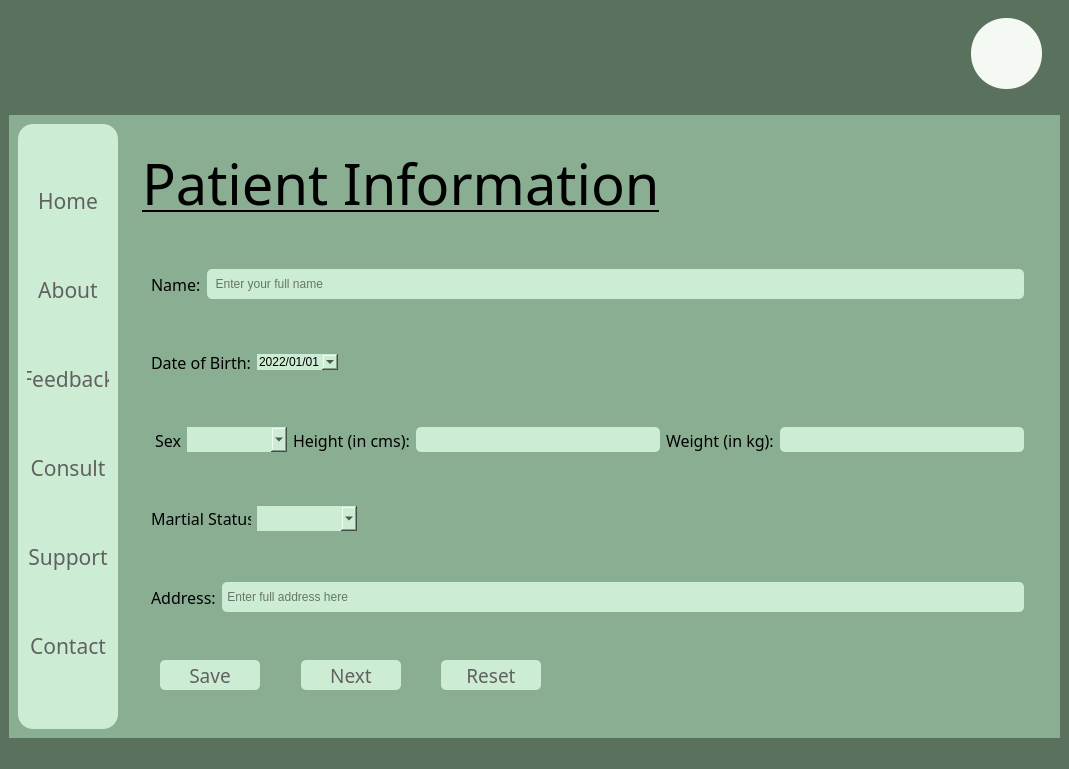
Before: the Qt Designer form Patient_info_edit.ui in srishtiigautam/restorehealth, drawn with Qt 5.
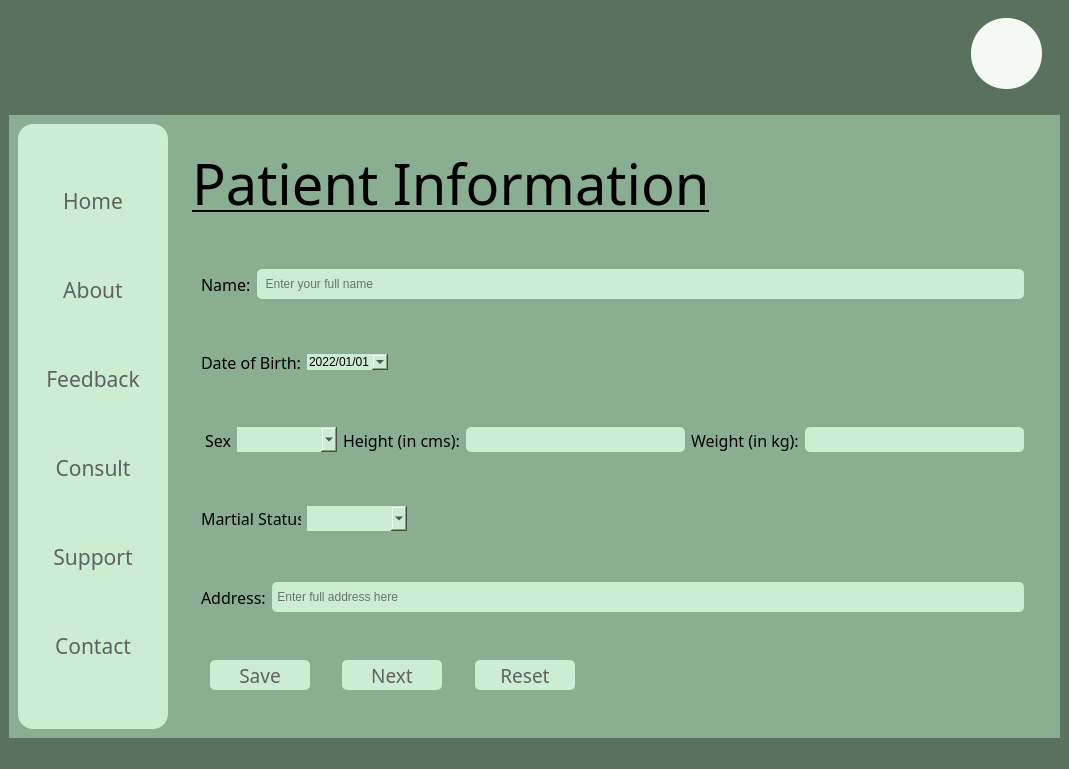
After: the same form once the commit is applied. Icons and pictures are not drawn.

```diff
--- a/Patient_info_edit.ui
+++ b/Patient_info_edit.ui
@@ -186,6 +186,12 @@
       <layout class="QHBoxLayout" name="horizontalLayout">
        <item>
         <widget class="QFrame" name="frame_3">
+         <property name="minimumSize">
+          <size>
+           <width>150</width>
+           <height>0</height>
+          </size>
+         </property>
          <property name="maximumSize">
           <size>
            <width>100</width>
```
Left out of the diff: 2 changed lines with no effect on the pictures.
